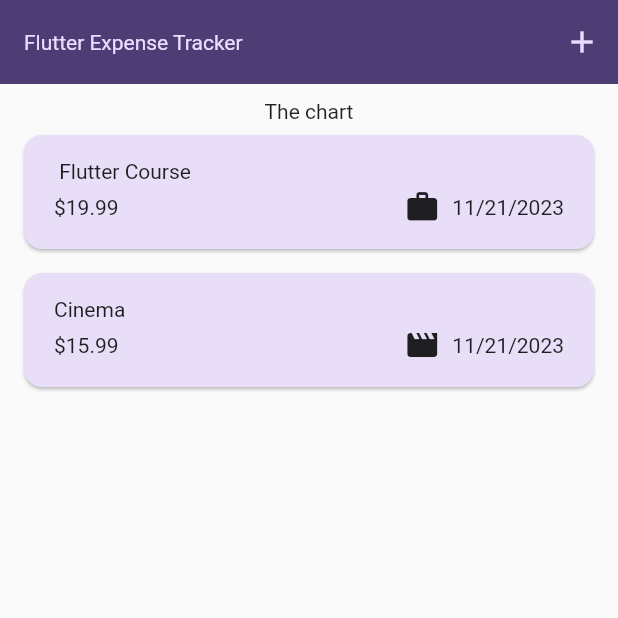
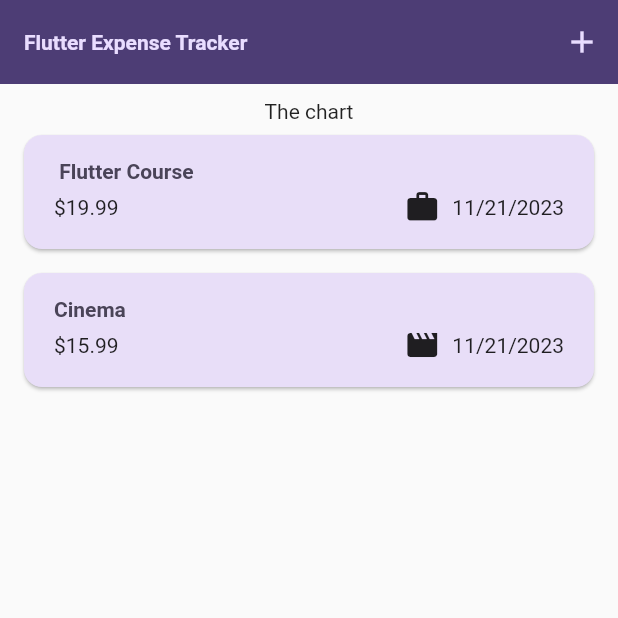
Before and after one commit to CongNQ-Dev/flutter-expense-tracker, a Flutter app: the screen it shows after launch, on a phone screen of 412 x 824 dp, the top half of it. Run offline on Flutter 3.47's test engine with Material 2 defaults, Android fonts, the phone set to English and light mode, and no system bars; missing offline and left inert: dart:ffi.

Commit message:
Using Theme Data in Widgets

```diff
--- a/lib/main.dart
+++ b/lib/main.dart
@@ -21,7 +21,7 @@ void main() {
                   backgroundColor: kColorScheme.primaryContainer)),
           textTheme: ThemeData().textTheme.copyWith(
               titleLarge: TextStyle(
-                  fontWeight: FontWeight.normal,
+                  fontWeight: FontWeight.bold,
                   color: kColorScheme.onSecondaryContainer,
                   fontSize: 14))),
       home: Expenses(),
--- a/lib/widget/expenses_list/expense_item.dart
+++ b/lib/widget/expenses_list/expense_item.dart
@@ -15,7 +15,10 @@ class ExpenseItem extends StatelessWidget {
           ),
           child:
               Column(crossAxisAlignment: CrossAxisAlignment.start, children: [
-            Text(expense.title),
+            Text(
+              expense.title,
+              style: Theme.of(context).textTheme.titleLarge,
+            ),
             const SizedBox(
               height: 4,
             ),
--- a/lib/widget/expenses_list/expenses_list.dart
+++ b/lib/widget/expenses_list/expenses_list.dart
@@ -13,6 +13,11 @@ class ExpensesList extends StatelessWidget {
       itemCount: expenses.length,
       itemBuilder: (context, index) => Dismissible(
           key: ValueKey(expenses[index]),
+          background: Container(
+            color: Theme.of(context).colorScheme.error.withOpacity(0.75),
+            margin: EdgeInsets.symmetric(
+                horizontal: Theme.of(context).cardTheme.margin!.horizontal),
+          ),
           onDismissed: (direction) {
             onRemoveExpense(expenses[index]);
           },
```
